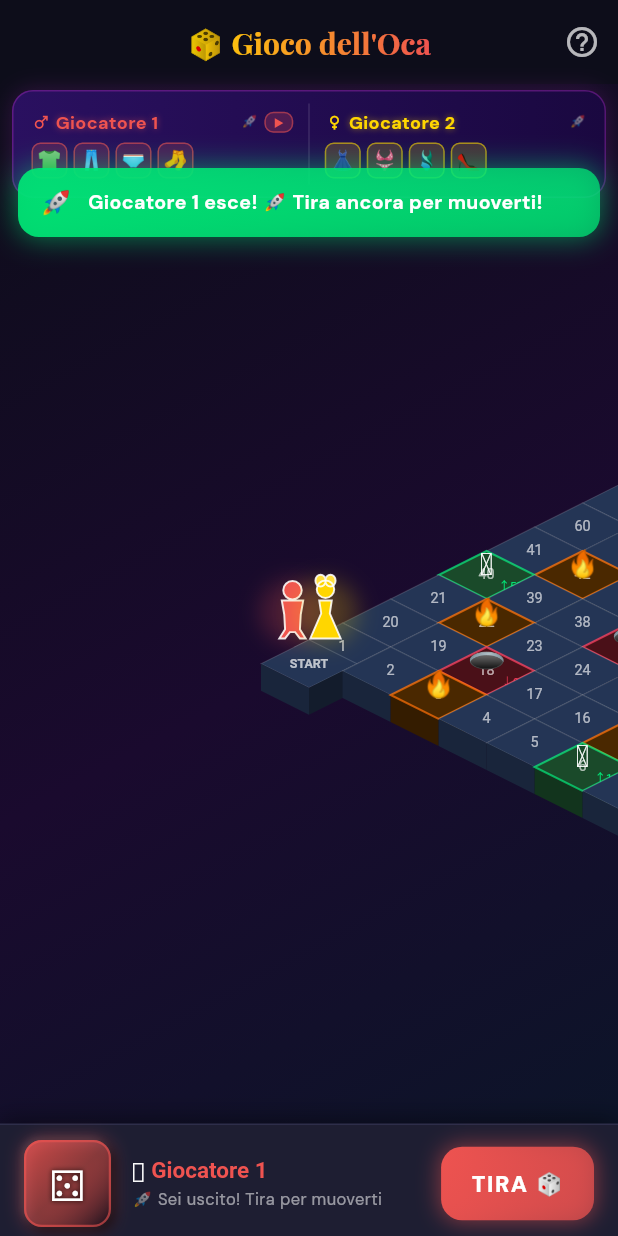
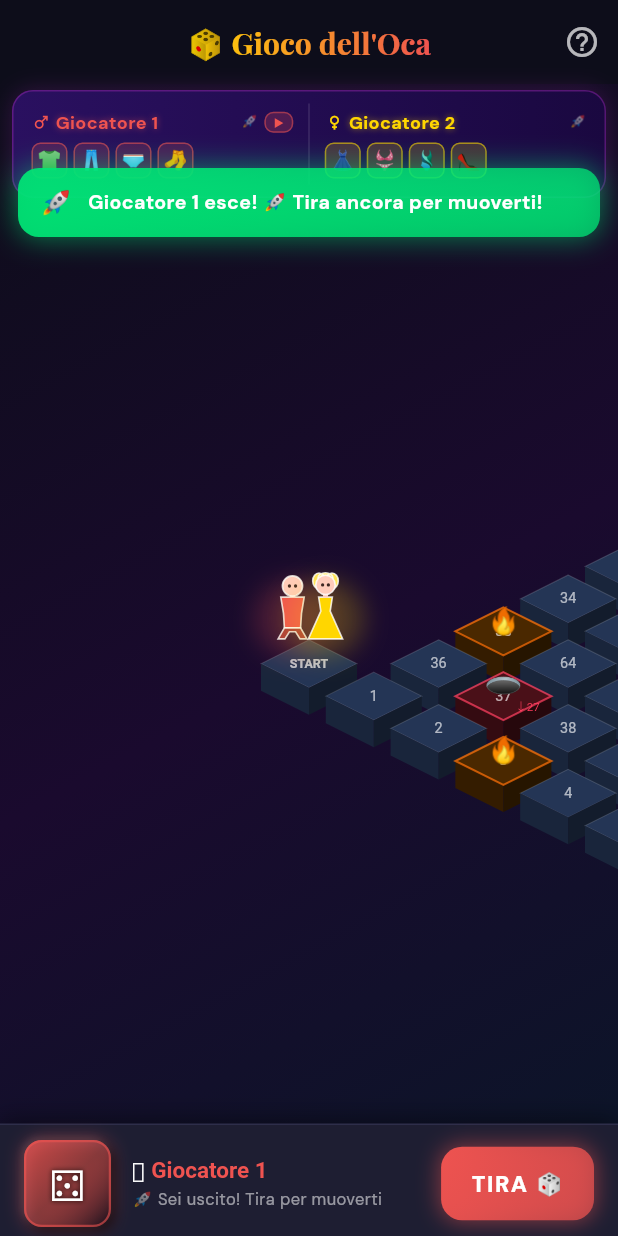
Before and after one commit to godcorpspa/kamasutra_app, a Flutter app: the GoosePlayScreen screen opened by its route, after a tap on "TIRA 🎲", on a phone screen of 412 x 824 dp. Run offline on Flutter 3.47's test engine with Material 3 defaults, Android fonts, the phone set to English and light mode, and no system bars; our stand-ins replace cloud_firestore, confetti, easy_localization, equatable, firebase_auth, firebase_core and 6 more; accounts and stored records are empty; network calls fail; project files that could hold a hidden picture were left out.

Commit message:
Board: spiral path, tile spacing, realistic pawns
- Replace square 10×10 snake grid with a concentric spiral path
  (outer ring → inner rings, 4 rings total) via _kGridPath const list
- Add _kTileStep=1.35 multiplier so tiles have visible gaps between them
- Expand canvas to 1050×680, shift board centre to 520,85
- Male pawn: skin-tone head, dark hair cap, separate shirt/trousers layers, eyes
- Female pawn: skin-tone head, coloured wavy hair bumps, dress, eyes
- Camera follow uses _kGridPath directly (no duplicate math)

https://claude.ai/code/session_013EC1d6fwaYQNjbCSc73bin

```diff
--- a/lib/features/games/goose_game/presentation/goose_play_screen.dart
+++ b/lib/features/games/goose_game/presentation/goose_play_screen.dart
@@ -26,13 +26,66 @@ const _kIconsP1 = ['👕', '👖', '🩲', '🧦'];
 const _kIconsP2 = ['👗', '👙', '🩱', '👠'];
 
 // ── Board canvas / tile constants ──
-const double _kTileW   = 64.0;   // isometric tile width
-const double _kTileH   = 32.0;   // isometric tile height
-const double _kBlockH  = 18.0;   // 3-D block depth
-const double _kBoardCX = 450.0;  // board centre-X in the large canvas
-const double _kBoardTY = 72.0;   // board top-Y in the large canvas
-const double _kCanvasW = 900.0;
-const double _kCanvasH = 600.0;
+const double _kTileW   = 64.0;    // isometric tile width
+const double _kTileH   = 32.0;    // isometric tile height
+const double _kBlockH  = 18.0;    // 3-D block depth
+const double _kTileStep = 1.35;   // grid-to-screen spacing multiplier (>1 = gaps between tiles)
+const double _kBoardCX = 520.0;   // board centre-X in the large canvas
+const double _kBoardTY = 85.0;    // board top-Y in the large canvas
+const double _kCanvasW = 1050.0;
+const double _kCanvasH = 680.0;
+const _kSkin = Color(0xFFFFCCBC); // skin tone for pawn heads
+const _kHair = Color(0xFF4A2C2A); // dark hair colour
+
+// ── Serpentine spiral path: (col, row) grid position for each board square ──
+// pos 0 = START (just left of pos 1), pos 100 = FINISH (board centre)
+// Layout: spiral from outer ring inward, starting at bottom-left.
+const List<Offset> _kGridPath = [
+  Offset(-1, 9),  // 0  START
+  // Ring 0 – bottom L→R (1-10)
+  Offset(0, 9), Offset(1, 9), Offset(2, 9), Offset(3, 9), Offset(4, 9),
+  Offset(5, 9), Offset(6, 9), Offset(7, 9), Offset(8, 9), Offset(9, 9),
+  // Ring 0 – right col up (11-19)
+  Offset(9, 8), Offset(9, 7), Offset(9, 6), Offset(9, 5), Offset(9, 4),
+  Offset(9, 3), Offset(9, 2), Offset(9, 1), Offset(9, 0),
+  // Ring 0 – top R→L (20-28)
+  Offset(8, 0), Offset(7, 0), Offset(6, 0), Offset(5, 0), Offset(4, 0),
+  Offset(3, 0), Offset(2, 0), Offset(1, 0), Offset(0, 0),
+  // Ring 0 – left col down (29-36)
+  Offset(0, 1), Offset(0, 2), Offset(0, 3), Offset(0, 4),
+  Offset(0, 5), Offset(0, 6), Offset(0, 7), Offset(0, 8),
+  // Ring 1 – bottom L→R (37-44)
+  Offset(1, 8), Offset(2, 8), Offset(3, 8), Offset(4, 8),
+  Offset(5, 8), Offset(6, 8), Offset(7, 8), Offset(8, 8),
+  // Ring 1 – right col up (45-51)
+  Offset(8, 7), Offset(8, 6), Offset(8, 5), Offset(8, 4),
+  Offset(8, 3), Offset(8, 2), Offset(8, 1),
+  // Ring 1 – top R→L (52-58)
+  Offset(7, 1), Offset(6, 1), Offset(5, 1), Offset(4, 1),
+  Offset(3, 1), Offset(2, 1), Offset(1, 1),
+  // Ring 1 – left col down (59-64)
+  Offset(1, 2), Offset(1, 3), Offset(1, 4), Offset(1, 5), Offset(1, 6), Offset(1, 7),
+  // Ring 2 – bottom L→R (65-70)
+  Offset(2, 7), Offset(3, 7), Offset(4, 7), Offset(5, 7), Offset(6, 7), Offset(7, 7),
+  // Ring 2 – right col up (71-75)
+  Offset(7, 6), Offset(7, 5), Offset(7, 4), Offset(7, 3), Offset(7, 2),
+  // Ring 2 – top R→L (76-80)
+  Offset(6, 2), Offset(5, 2), Offset(4, 2), Offset(3, 2), Offset(2, 2),
+  // Ring 2 – left col down (81-84)
+  Offset(2, 3), Offset(2, 4), Offset(2, 5), Offset(2, 6),
+  // Ring 3 – bottom L→R (85-88)
+  Offset(3, 6), Offset(4, 6), Offset(5, 6), Offset(6, 6),
+  // Ring 3 – right col up (89-91)
+  Offset(6, 5), Offset(6, 4), Offset(6, 3),
+  // Ring 3 – top R→L (92-94)
+  Offset(5, 3), Offset(4, 3), Offset(3, 3),
+  // Ring 3 – left col down (95-96)
+  Offset(3, 4), Offset(3, 5),
+  // Ring 4 – bottom L→R (97-98)
+  Offset(4, 5), Offset(5, 5),
+  // Ring 4 – centre (99-100)
+  Offset(5, 4), Offset(4, 4),  // 100 = FINISH
+];
 
 // ==================== PLAY SCREEN ====================
 
@@ -553,20 +606,12 @@ class _GoosePlayScreenState extends State<GoosePlayScreen>
 
       // Compute iso grid position for the active player
       final activePos = _currentPlayer == 1 ? _p1Pos : _p2Pos;
-      final Offset g;
-      if (activePos == 0) {
-        g = const Offset(0.0, 9.7);
-      } else {
-        final idx = activePos - 1;
-        final r   = idx ~/ 10;
-        final col = r.isOdd ? (9 - idx % 10) : (idx % 10);
-        g = Offset(col.toDouble(), (9 - r).toDouble());
-      }
+      final g = _kGridPath[activePos.clamp(0, _kGridPath.length - 1)];
 
-      // Convert grid → canvas coordinates
+      // Convert grid → canvas coordinates (with spacing multiplier)
       const hw = _kTileW / 2, hh = _kTileH / 2;
-      final playerCX = _kBoardCX + (g.dx - g.dy) * hw;
-      final playerCY = _kBoardTY + (g.dx + g.dy) * hh;
+      final playerCX = _kBoardCX + (g.dx - g.dy) * hw * _kTileStep;
+      final playerCY = _kBoardTY + (g.dx + g.dy) * hh * _kTileStep;
 
       // Camera offset: shift canvas so active player is viewport-centred
       final camEnd = Offset(vw / 2 - playerCX, vh / 2 - playerCY);
@@ -814,14 +859,9 @@ class _IsoBoardPainter extends CustomPainter {
     required this.p1Name,    required this.p2Name,
   });
 
-  // visRow 0 = top row (tiles 91-100), visRow 9 = bottom row (tiles 1-10)
-  Offset _gridOf(int pos) {
-    if (pos == 0) return const Offset(0.0, 9.7); // START
-    final idx = pos - 1;
-    final r   = idx ~/ 10;
-    final c   = r.isOdd ? (9 - idx % 10) : (idx % 10);
-    return Offset(c.toDouble(), (9 - r).toDouble());
-  }
+  // Map board position → isometric grid (col, row) using the spiral path.
+  Offset _gridOf(int pos) =>
+      _kGridPath[pos.clamp(0, _kGridPath.length - 1)];
 
   @override
   void paint(Canvas canvas, Size size) {
@@ -835,8 +875,8 @@ class _IsoBoardPainter extends CustomPainter {
     for (final pos in order) {
       if (pos >= board.length) continue;
       final g  = _gridOf(pos);
-      final sx = _kBoardCX + (g.dx - g.dy) * hw;
-      final sy = _kBoardTY + (g.dx + g.dy) * hh;
+      final sx = _kBoardCX + (g.dx - g.dy) * hw * _kTileStep;
+      final sy = _kBoardTY + (g.dx + g.dy) * hh * _kTileStep;
       _drawTile(canvas, Offset(sx, sy), board[pos], pos == p1Pos, pos == p2Pos);
     }
   }
@@ -930,95 +970,148 @@ class _IsoBoardPainter extends CustomPainter {
     }
   }
 
-  // ── Male meeple pawn ──────────────────────────────────────────────
+  // ── Male pawn (shirt + legs + skin head + hair + eyes) ───────────
   void _drawMalePawn(Canvas canvas, Offset base, Color color) {
-    const s = 11.0;
-    final fill    = Paint()..color = color;
-    final outline = Paint()
-      ..color = Colors.white.withOpacity(0.88)
+    const s = 12.0;
+    final bodyP = Paint()..color = color;
+    final legsP = Paint()..color = _dim(color, 0.28);
+    final skinP = Paint()..color = _kSkin;
+    final hairP = Paint()..color = _kHair;
+    final outP  = Paint()
+      ..color = Colors.white.withOpacity(0.80)
       ..style = PaintingStyle.stroke
-      ..strokeWidth = 1.3;
+      ..strokeWidth = 1.1;
 
     // Glow
     canvas.drawCircle(
-      Offset(base.dx, base.dy - s * 1.5), s * 2.0,
+      Offset(base.dx, base.dy - s), s * 2.2,
       Paint()
         ..color = color.withOpacity(0.22)
-        ..maskFilter = const MaskFilter.blur(BlurStyle.normal, 7),
+        ..maskFilter = const MaskFilter.blur(BlurStyle.normal, 8),
     );
 
-    // Body (meeple shape: shoulder–waist–legs)
-    final body = Path()
-      ..moveTo(base.dx - s * 0.65, base.dy - s * 2.2)   // L shoulder
-      ..lineTo(base.dx + s * 0.65, base.dy - s * 2.2)   // R shoulder
-      ..lineTo(base.dx + s * 0.50, base.dy - s * 1.35)  // R armpit
-      ..lineTo(base.dx + s * 0.45, base.dy - s * 0.45)  // R hip
-      ..lineTo(base.dx + s * 0.80, base.dy + s * 0.1)   // R foot-out
-      ..lineTo(base.dx + s * 0.45, base.dy + s * 0.1)   // R foot-in
-      ..lineTo(base.dx + s * 0.16, base.dy - s * 0.28)  // crotch R
-      ..lineTo(base.dx - s * 0.16, base.dy - s * 0.28)  // crotch L
-      ..lineTo(base.dx - s * 0.45, base.dy + s * 0.1)   // L foot-in
-      ..lineTo(base.dx - s * 0.80, base.dy + s * 0.1)   // L foot-out
-      ..lineTo(base.dx - s * 0.45, base.dy - s * 0.45)  // L hip
-      ..lineTo(base.dx - s * 0.50, base.dy - s * 1.35)  // L armpit
+    // Legs (darker trousers)
+    final legs = Path()
+      ..moveTo(base.dx - s * 0.45, base.dy - s * 0.50)
+      ..lineTo(base.dx + s * 0.45, base.dy - s * 0.50)
+      ..lineTo(base.dx + s * 0.80, base.dy + s * 0.12)
+      ..lineTo(base.dx + s * 0.42, base.dy + s * 0.12)
+      ..lineTo(base.dx + s * 0.17, base.dy - s * 0.28)
+      ..lineTo(base.dx - s * 0.17, base.dy - s * 0.28)
+      ..lineTo(base.dx - s * 0.42, base.dy + s * 0.12)
+      ..lineTo(base.dx - s * 0.80, base.dy + s * 0.12)
       ..close();
-    canvas.drawPath(body, fill);
-    canvas.drawPath(body, outline);
+    canvas.drawPath(legs, legsP);
 
-    // Head
+    // Shirt / torso
+    final shirt = Path()
+      ..moveTo(base.dx - s * 0.65, base.dy - s * 2.2)
+      ..lineTo(base.dx + s * 0.65, base.dy - s * 2.2)
+      ..lineTo(base.dx + s * 0.50, base.dy - s * 1.30)
+      ..lineTo(base.dx + s * 0.45, base.dy - s * 0.50)
+      ..lineTo(base.dx - s * 0.45, base.dy - s * 0.50)
+      ..lineTo(base.dx - s * 0.50, base.dy - s * 1.30)
+      ..close();
+    canvas.drawPath(shirt, bodyP);
+    canvas.drawPath(shirt, outP);
+    canvas.drawPath(legs,  outP);
+
+    // Neck
+    canvas.drawRect(
+      Rect.fromCenter(
+        center: Offset(base.dx, base.dy - s * 2.32),
+        width: s * 0.32, height: s * 0.30,
+      ),
+      skinP,
+    );
+
     final headC = Offset(base.dx, base.dy - s * 2.82);
-    canvas.drawCircle(headC, s * 0.56, fill);
-    canvas.drawCircle(headC, s * 0.56, outline);
+
+    // Hair cap (top semicircle behind head)
+    final hairPath = Path();
+    hairPath.addArc(
+      Rect.fromCenter(center: headC, width: s * 1.18, height: s * 1.18),
+      pi, pi,
+    );
+    hairPath.close();
+    canvas.drawPath(hairPath, hairP);
+
+    // Skin head
+    canvas.drawCircle(headC, s * 0.56, skinP);
+    canvas.drawCircle(headC, s * 0.56, outP);
+
+    // Eyes
+    final eyeP = Paint()..color = const Color(0xFF3E2723);
+    canvas.drawCircle(Offset(headC.dx - s * 0.17, headC.dy), 1.1, eyeP);
+    canvas.drawCircle(Offset(headC.dx + s * 0.17, headC.dy), 1.1, eyeP);
   }
 
-  // ── Female meeple pawn ────────────────────────────────────────────
+  // ── Female pawn (dress + skin head + coloured hair + eyes) ───────
   void _drawFemalePawn(Canvas canvas, Offset base, Color color) {
-    const s = 11.0;
-    final fill    = Paint()..color = color;
-    final hairCol = _brighten(color, 0.25);
-    final hairFill = Paint()..color = hairCol;
-    final outline = Paint()
-      ..color = Colors.white.withOpacity(0.88)
+    const s = 12.0;
+    final dressP  = Paint()..color = color;
+    final skinP   = Paint()..color = _kSkin;
+    final hairCol = _brighten(color, 0.35);
+    final hairP   = Paint()..color = hairCol;
+    final outP    = Paint()
+      ..color = Colors.white.withOpacity(0.80)
       ..style = PaintingStyle.stroke
-      ..strokeWidth = 1.3;
+      ..strokeWidth = 1.1;
 
     // Glow
     canvas.drawCircle(
-      Offset(base.dx, base.dy - s * 1.5), s * 2.0,
+      Offset(base.dx, base.dy - s), s * 2.2,
       Paint()
         ..color = color.withOpacity(0.22)
-        ..maskFilter = const MaskFilter.blur(BlurStyle.normal, 7),
+        ..maskFilter = const MaskFilter.blur(BlurStyle.normal, 8),
     );
 
-    // Hair bumps (drawn before head so head is on top)
-    final hair = Path()
-      ..addOval(Rect.fromCenter(
-          center: Offset(base.dx - s * 0.30, base.dy - s * 3.40),
-          width: s * 0.62, height: s * 0.72))
-      ..addOval(Rect.fromCenter(
-          center: Offset(base.dx + s * 0.30, base.dy - s * 3.40),
-          width: s * 0.62, height: s * 0.72));
-    canvas.drawPath(hair, hairFill);
-
-    // Dress (trapezoidal: narrow at waist, wide at hem)
+    // Dress (trapezoidal: narrow at shoulders, wide at hem)
     final dress = Path()
       ..moveTo(base.dx - s * 0.38, base.dy - s * 2.2)   // L shoulder
       ..lineTo(base.dx + s * 0.38, base.dy - s * 2.2)   // R shoulder
       ..lineTo(base.dx + s * 0.26, base.dy - s * 1.42)  // R waist
-      ..lineTo(base.dx + s * 0.92, base.dy + s * 0.1)   // R hem
-      ..lineTo(base.dx - s * 0.92, base.dy + s * 0.1)   // L hem
+      ..lineTo(base.dx + s * 0.95, base.dy + s * 0.12)  // R hem
+      ..lineTo(base.dx - s * 0.95, base.dy + s * 0.12)  // L hem
       ..lineTo(base.dx - s * 0.26, base.dy - s * 1.42)  // L waist
       ..close();
-    canvas.drawPath(dress, fill);
-    canvas.drawPath(dress, outline);
+    canvas.drawPath(dress, dressP);
+    canvas.drawPath(dress, outP);
 
-    // Head
+    // Neck
+    canvas.drawRect(
+      Rect.fromCenter(
+        center: Offset(base.dx, base.dy - s * 2.32),
+        width: s * 0.28, height: s * 0.28,
+      ),
+      skinP,
+    );
+
     final headC = Offset(base.dx, base.dy - s * 2.88);
-    canvas.drawCircle(headC, s * 0.53, fill);
-    canvas.drawCircle(headC, s * 0.53, outline);
 
-    // Hair outline on top
-    canvas.drawPath(hair, outline);
+    // Hair bumps behind head (long wavy hair sides)
+    final hair = Path()
+      ..addOval(Rect.fromCenter(
+          center: Offset(base.dx - s * 0.36, base.dy - s * 3.10),
+          width: s * 0.70, height: s * 0.88))
+      ..addOval(Rect.fromCenter(
+          center: Offset(base.dx + s * 0.36, base.dy - s * 3.10),
+          width: s * 0.70, height: s * 0.88))
+      // hair top arch
+      ..addOval(Rect.fromCenter(
+          center: Offset(base.dx, base.dy - s * 3.28),
+          width: s * 0.82, height: s * 0.55));
+    canvas.drawPath(hair, hairP);
+    canvas.drawPath(hair, outP);
+
+    // Skin head (drawn on top of hair)
+    canvas.drawCircle(headC, s * 0.54, skinP);
+    canvas.drawCircle(headC, s * 0.54, outP);
+
+    // Eyes
+    final eyeP = Paint()..color = const Color(0xFF3E2723);
+    canvas.drawCircle(Offset(headC.dx - s * 0.16, headC.dy), 1.1, eyeP);
+    canvas.drawCircle(Offset(headC.dx + s * 0.16, headC.dy), 1.1, eyeP);
   }
 
   // ── Helpers ─────────────────────────────────────────────────────────
```
